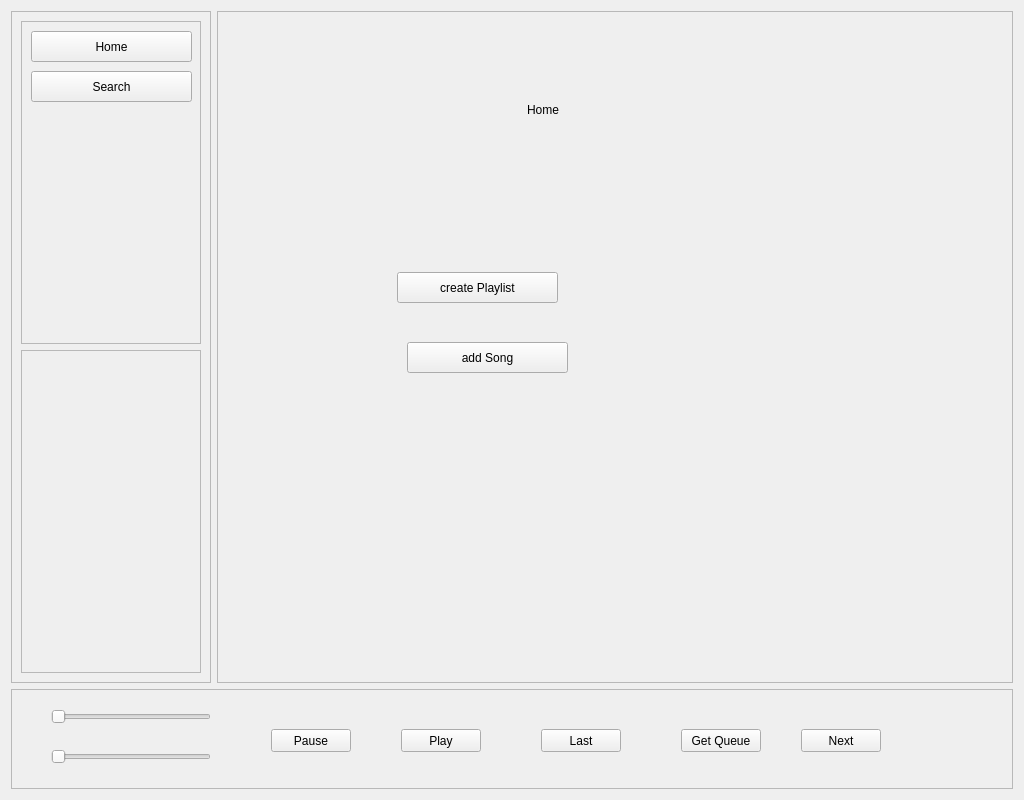
Old version of the form client/main.ui in the repository Nmstr/Auralium.
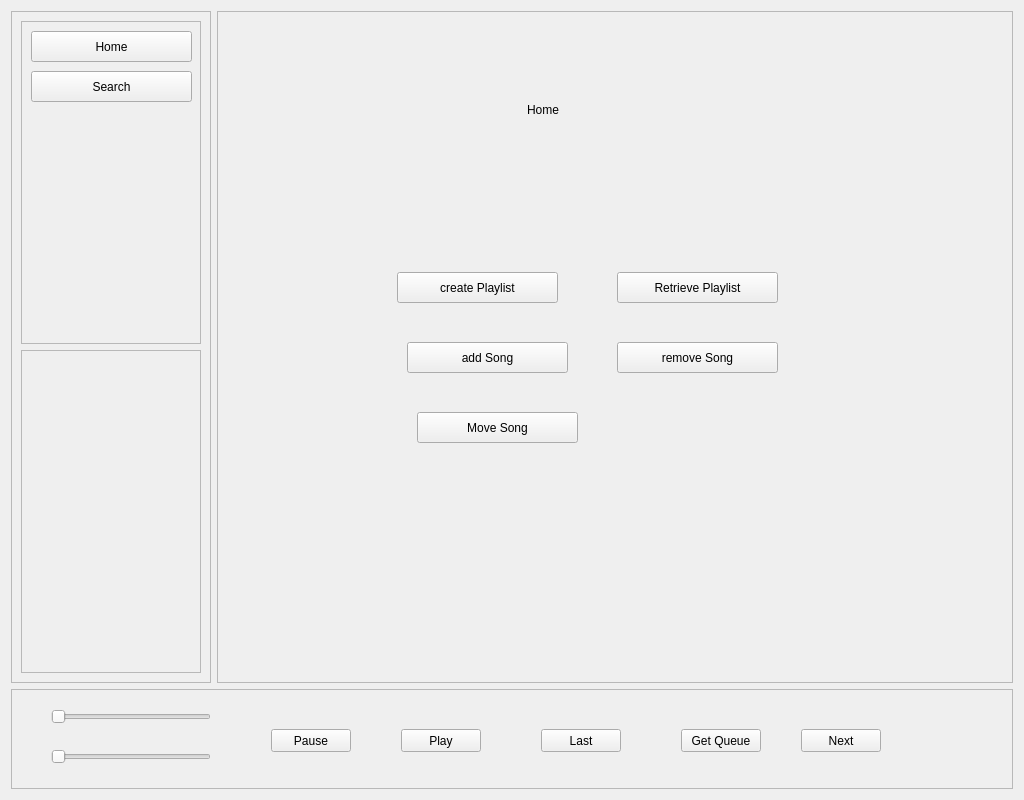
New version of the form.

Commit message: added remove and move inside playlists and retrieve playlists

```diff
--- a/client/main.ui
+++ b/client/main.ui
@@ -307,6 +307,45 @@
            <string>add Song</string>
           </property>
          </widget>
+         <widget class="QPushButton" name="playlistsRemoveSongBtn">
+          <property name="geometry">
+           <rect>
+            <x>390</x>
+            <y>330</y>
+            <width>161</width>
+            <height>31</height>
+           </rect>
+          </property>
+          <property name="text">
+           <string>remove Song</string>
+          </property>
+         </widget>
+         <widget class="QPushButton" name="playlistsMoveSongBtn">
+          <property name="geometry">
+           <rect>
+            <x>190</x>
+            <y>400</y>
+            <width>161</width>
+            <height>31</height>
+           </rect>
+          </property>
+          <property name="text">
+           <string>Move Song</string>
+          </property>
+         </widget>
+         <widget class="QPushButton" name="playlistsRetrieveBtn">
+          <property name="geometry">
+           <rect>
+            <x>390</x>
+            <y>260</y>
+            <width>161</width>
+            <height>31</height>
+           </rect>
+          </property>
+          <property name="text">
+           <string>Retrieve Playlist</string>
+          </property>
+         </widget>
         </widget>
         <widget class="QWidget" name="search">
          <layout class="QVBoxLayout" name="verticalLayout" stretch="0,0">
```
The commit also changes 2 other files.
